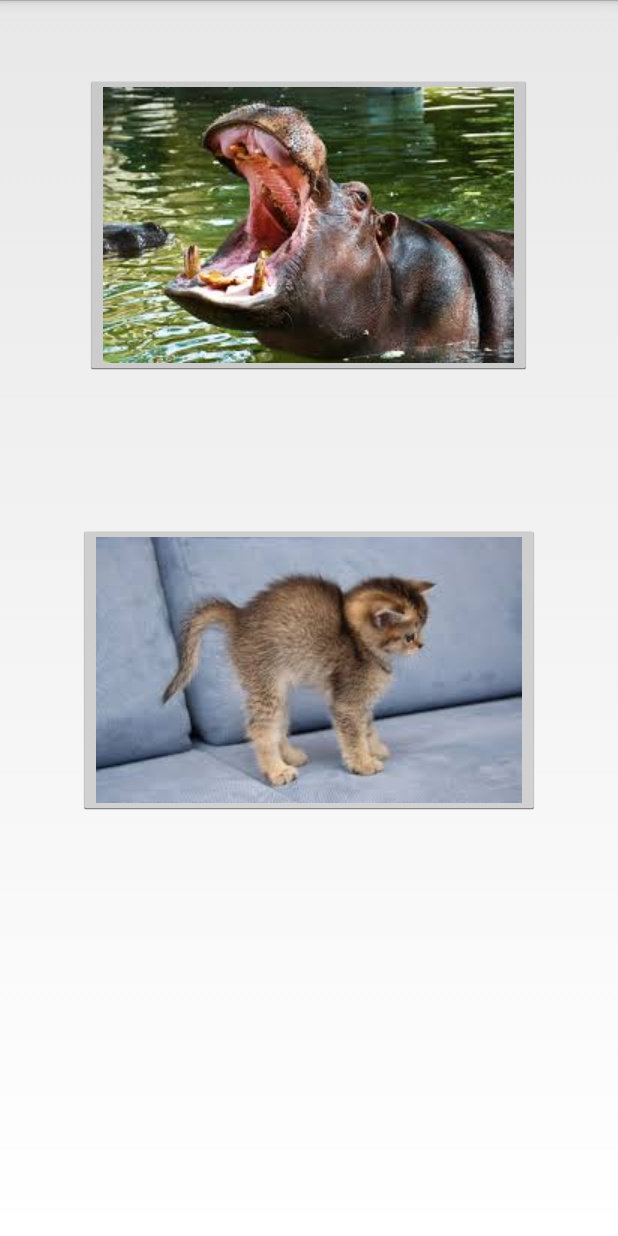
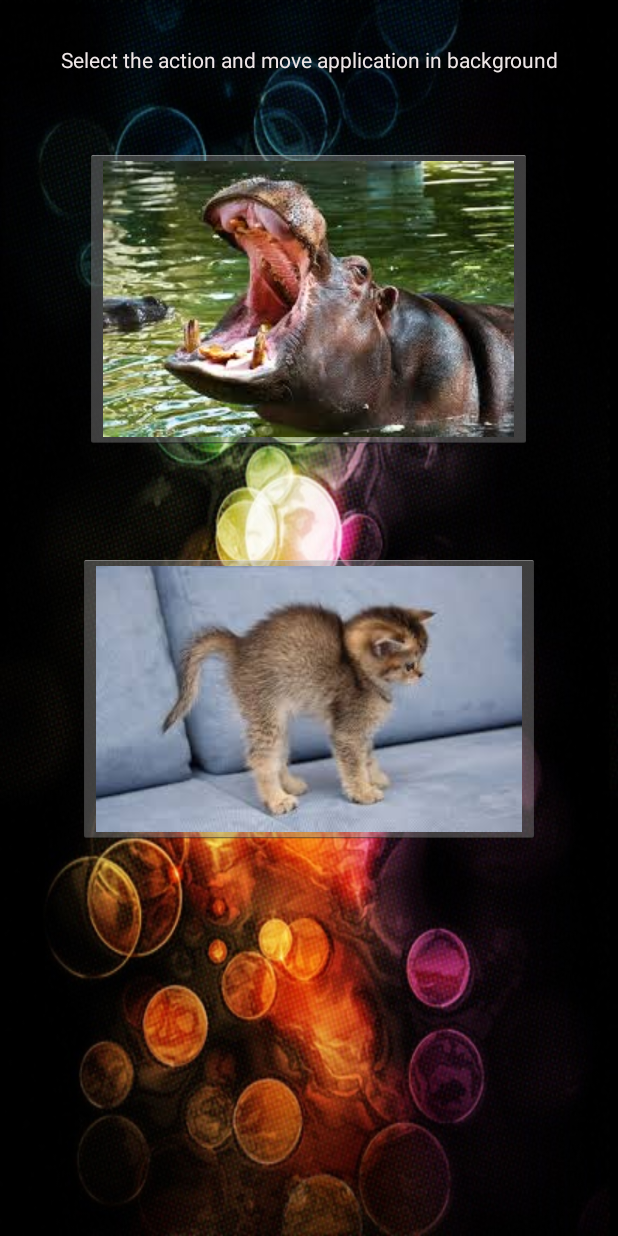
Before and after one commit to ArtyomKravchenko/prilaga, an Android app: the Animal screen opened directly, with no data from a screen before it, on a phone screen of 412 x 824 dp. Run offline under Robolectric (Android 15) with nearby library versions, the phone set to English and light mode, and no system bars.

Commit message:
replace burp and bunch files, add instruct label, adjust layout

```diff
--- a/untitled1/src/main/res/layout/animal.xml
+++ b/untitled1/src/main/res/layout/animal.xml
@@ -2,9 +2,18 @@
 
 <LinearLayout xmlns:android="http://schemas.android.com/apk/res/android"
               android:orientation="vertical"
-              android:layout_width="match_parent"
-              android:layout_height="match_parent"
+              android:layout_width="fill_parent"
+              android:layout_height="fill_parent"
+              android:background="@drawable/bg"
         >
+    <TextView android:layout_width="fill_parent"
+              android:layout_height="wrap_content"
+              android:text="Select the action and move application in background"
+              android:textColor="#ffeee6e7"
+              android:layout_marginTop="30dip"
+              android:gravity="center_horizontal"
+            />
+
     <ImageButton
             android:id="@+id/animalburp"
             android:src="@drawable/animalburp"
@@ -23,7 +32,7 @@
             android:layout_height="wrap_content"
             android:gravity="center_horizontal"
             android:layout_gravity="center_horizontal|center"
-            android:layout_marginTop="100dip"
+            android:layout_marginTop="70dip"
 
             />
 </LinearLayout>
```
Also changed, not shown: untitled1/src/main/res/layout/people.xml (+11 -3 lines), untitled1/src/main/res/layout/ufo.xml (+14 -3 lines), 4 other files.
